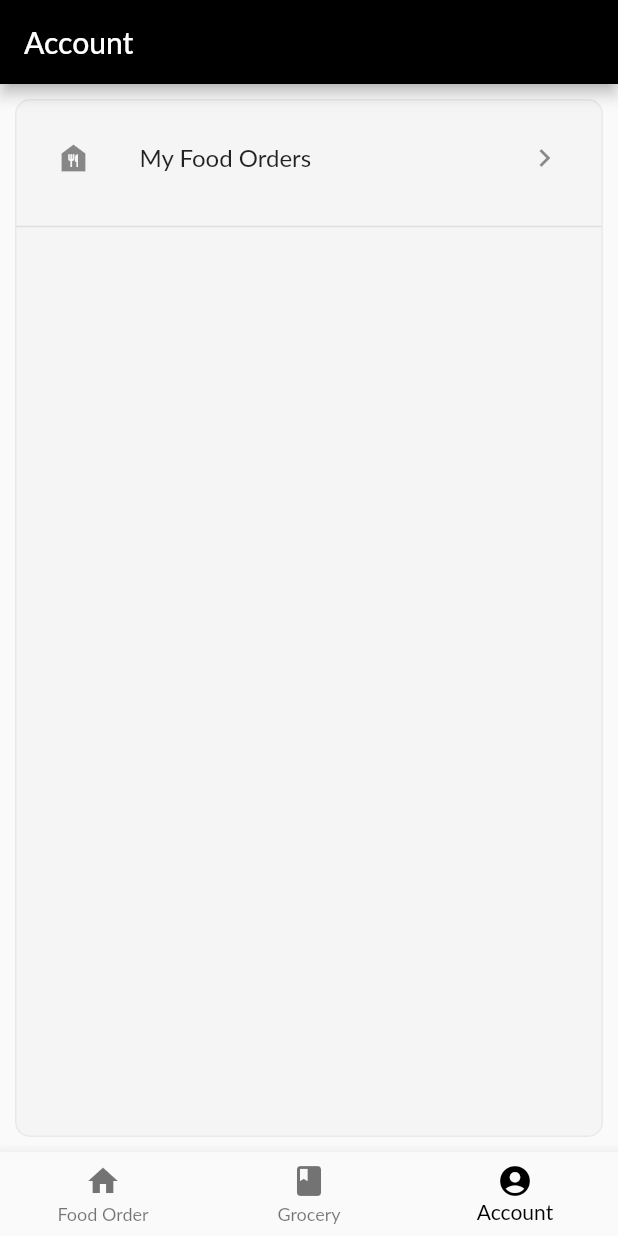
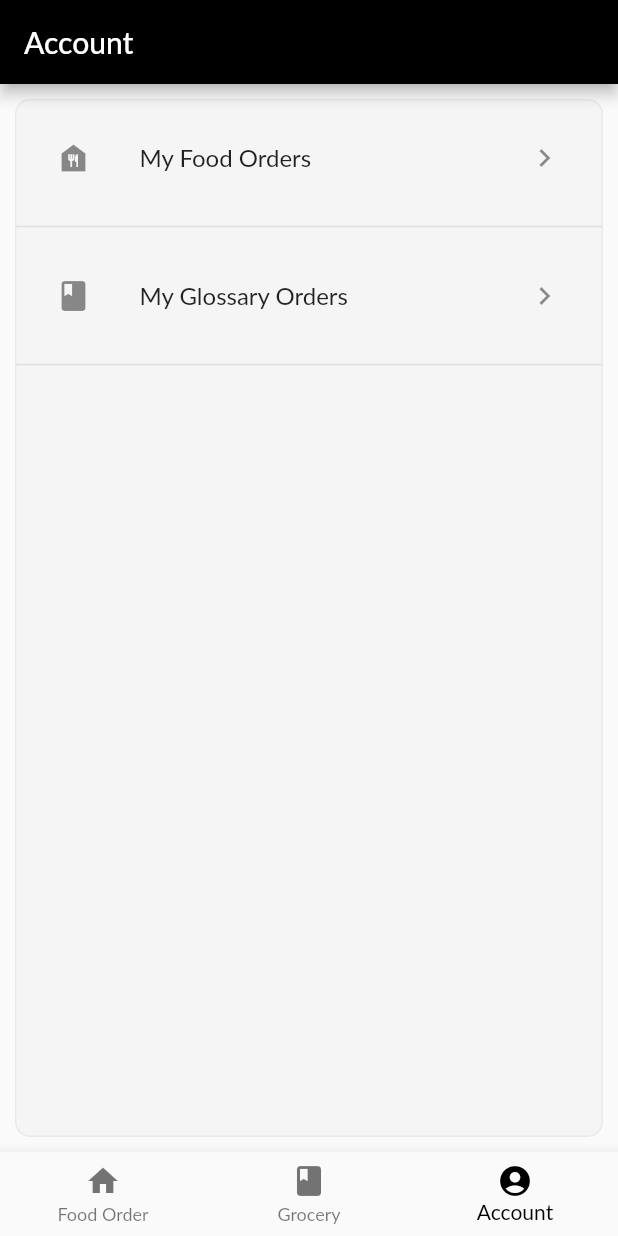
Before and after one commit to yasshpatil/flutter-webview-app, a Flutter app: the screen it shows after launch, item 3 of the bottom bar chosen, on a phone screen of 412 x 824 dp. Run offline on Flutter 3.47's test engine with Material 2 defaults, Android fonts, the phone set to English and light mode, and no system bars; our stand-ins replace webview_flutter; missing offline and left inert: webview_flutter_android, webview_flutter_wkwebview; Roboto replaces fonts that are missing (Lato).

Commit message:
changes in food order and account

```diff
--- a/lib/widgets/Account/widget_account.dart
+++ b/lib/widgets/Account/widget_account.dart
@@ -38,7 +38,7 @@ class ScreenAccount extends StatelessWidget {
                   Navigator.push(
                     context,
                     MaterialPageRoute(
-                      builder: (context) => const ScreenMyFoodOrder(),
+                      builder: (context) => const WidgetMyFoodOrder(),
                     ),
                   );
                 },
@@ -48,23 +48,23 @@ class ScreenAccount extends StatelessWidget {
               thickness: 1,
               color: const Color(0xff808080).withOpacity(0.2),
             ),
-            // Container(
-            //   decoration: const BoxDecoration(
-            //     color: Color(0xffF5F5F5),
-            //     borderRadius: BorderRadius.all(Radius.circular(10)),
-            //   ),
-            //   margin: const EdgeInsets.all(10),
-            //   child: ListTile(
-            //     leading: const Icon(Icons.book),
-            //     title: const Text('My Glossary Orders'),
-            //     trailing: const Icon(Icons.navigate_next),
-            //     onTap: () {},
-            //   ),
-            // ),
-            // Divider(
-            //   thickness: 1,
-            //   color: const Color(0xff808080).withOpacity(0.2),
-            // )
+            Container(
+              decoration: const BoxDecoration(
+                color: Color(0xffF5F5F5),
+                borderRadius: BorderRadius.all(Radius.circular(10)),
+              ),
+              margin: const EdgeInsets.all(10),
+              child: ListTile(
+                leading: const Icon(Icons.book),
+                title: const Text('My Glossary Orders'),
+                trailing: const Icon(Icons.navigate_next),
+                onTap: () {},
+              ),
+            ),
+            Divider(
+              thickness: 1,
+              color: const Color(0xff808080).withOpacity(0.2),
+            )
           ],
         ),
       ),
```
Also changed, not shown: lib/widgets/Account/Account_widgets/widget_myglossaryorder.dart (renamed from lib/widgets/Account/Account_widgets/widget_myfoodorder.dart, +5 -5 lines).
